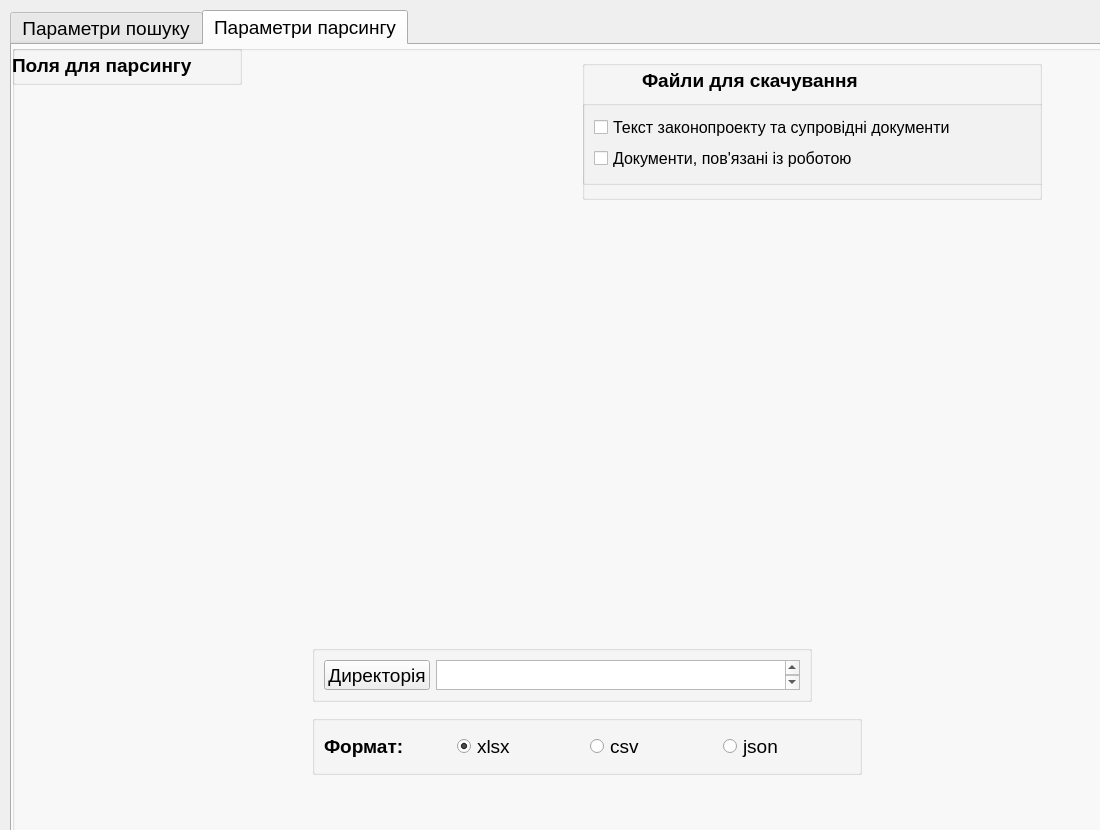
Before: the Qt Designer form qt_app.ui in maks-137/bill_parser, drawn with Qt 5.
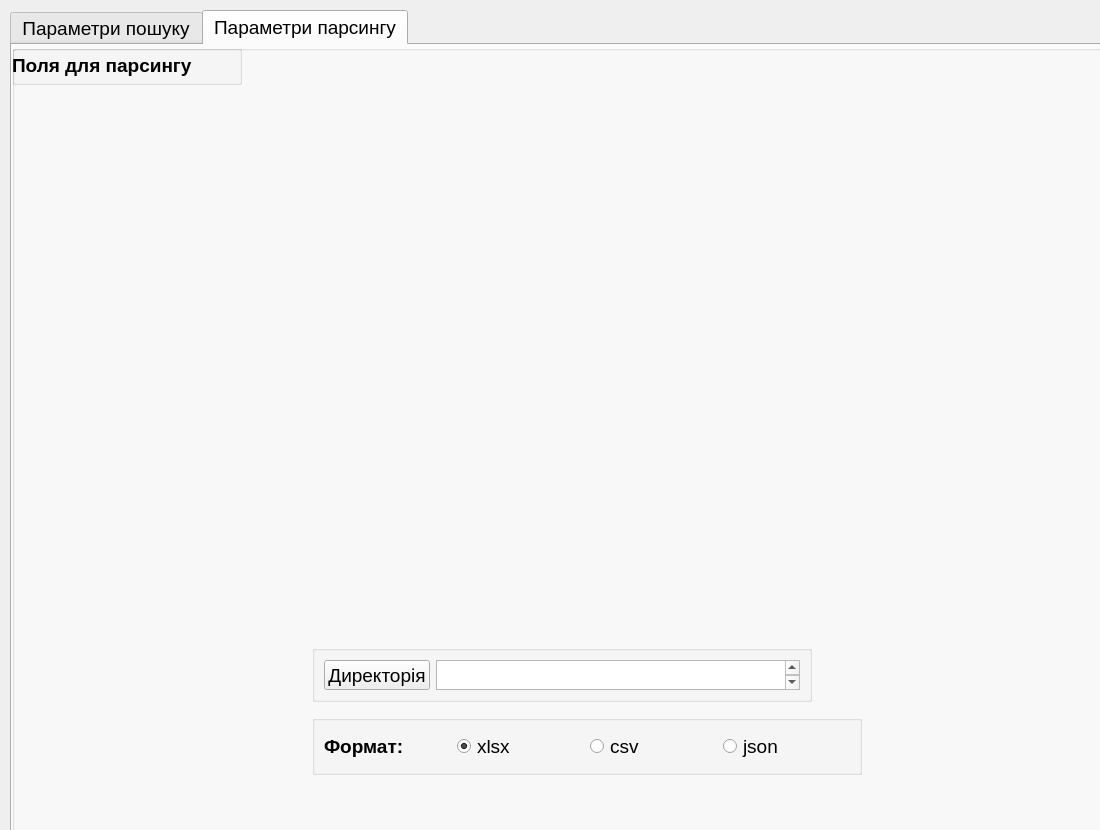
After: the same form once the commit is applied. The open tabs and pages were chosen to show the change.

The edit to the form file:
```diff
--- a/qt_app.ui
+++ b/qt_app.ui
@@ -480,83 +480,6 @@
         <layout class="QVBoxLayout" name="fields_to_parse_verticalLayout"/>
        </widget>
       </widget>
-      <widget class="QGroupBox" name="download_parameters_groupBox">
-       <property name="geometry">
-        <rect>
-         <x>570</x>
-         <y>15</y>
-         <width>460</width>
-         <height>140</height>
-        </rect>
-       </property>
-       <property name="title">
-        <string/>
-       </property>
-       <widget class="QLabel" name="download_parameters_label">
-        <property name="geometry">
-         <rect>
-          <x>60</x>
-          <y>0</y>
-          <width>300</width>
-          <height>40</height>
-         </rect>
-        </property>
-        <property name="font">
-         <font>
-          <family>MS Shell Dlg 2</family>
-          <pointsize>14</pointsize>
-          <weight>75</weight>
-          <italic>false</italic>
-          <bold>true</bold>
-         </font>
-        </property>
-        <property name="styleSheet">
-         <string notr="true"/>
-        </property>
-        <property name="text">
-         <string>Файли для скачування</string>
-        </property>
-       </widget>
-       <widget class="QGroupBox" name="download_parameters_verticalGroupBox">
-        <property name="geometry">
-         <rect>
-          <x>0</x>
-          <y>40</y>
-          <width>471</width>
-          <height>85</height>
-         </rect>
-        </property>
-        <property name="title">
-         <string/>
-        </property>
-        <layout class="QVBoxLayout" name="verticalLayout_2">
-         <item>
-          <widget class="QCheckBox" name="governing_documents_checkBox">
-           <property name="font">
-            <font>
-             <pointsize>12</pointsize>
-            </font>
-           </property>
-           <property name="text">
-            <string>Текст законопроекту та супровідні документи</string>
-           </property>
-          </widget>
-         </item>
-         <item>
-          <widget class="QCheckBox" name="related_to_work_documents_checkBox">
-           <property name="font">
-            <font>
-             <pointsize>12</pointsize>
-            </font>
-           </property>
-           <property name="text">
-            <string>Документи, пов'язані із роботою</string>
-           </property>
-          </widget>
-         </item>
-        </layout>
-       </widget>
-      </widget>
       <widget class="QGroupBox" name="file_format_parameters_verticalGroupBox">
        <property name="geometry">
         <rect>
```
Left out of the diff: 21 changed lines with no effect on the pictures.
